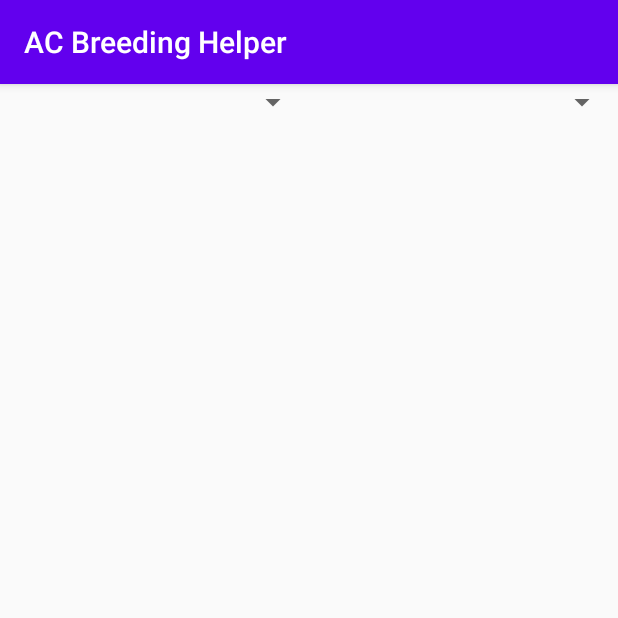
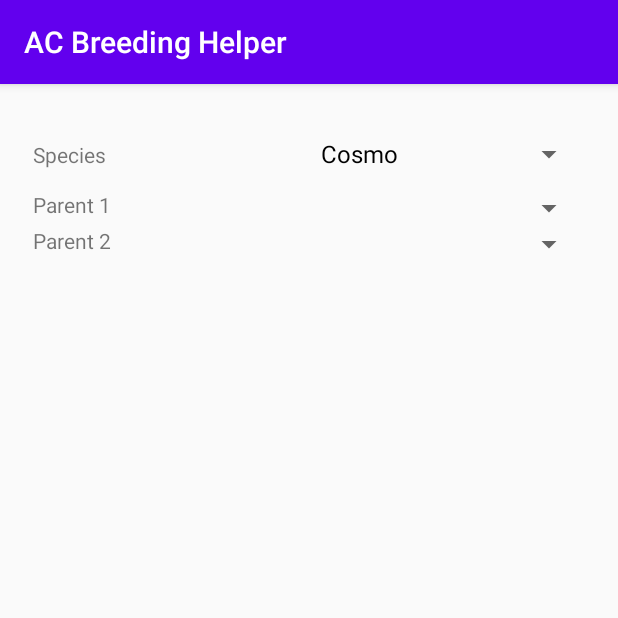
Before and after one commit to molguin92/IslandGardener, an Android app: the screen it shows after launch (MainActivity), on a phone screen of 412 x 824 dp, the top half of it. Run offline under Robolectric (Android 15) with nearby library versions, the light colour scheme and no system bars; libraries missing offline, so code that uses them is left out: com.eclipsesource.json; 2 statements that could not run were skipped.

Commit message:
building spinners

```diff
--- a/app/src/main/java/org/molguin/acbreedinghelper/ui/main/MainFragment.java
+++ b/app/src/main/java/org/molguin/acbreedinghelper/ui/main/MainFragment.java
@@ -4,7 +4,10 @@
 import android.view.LayoutInflater;
 import android.view.View;
 import android.view.ViewGroup;
+import android.widget.AdapterView;
+import android.widget.ArrayAdapter;
 import android.widget.LinearLayout;
+import android.widget.Spinner;
 import android.widget.TextView;
 
 import androidx.annotation.NonNull;
@@ -38,6 +41,20 @@
         super.onActivityCreated(savedInstanceState);
         mViewModel = new ViewModelProvider(this.getActivity()).get(MainViewModel.class);
 
+        Spinner species_select = this.getView().findViewById(R.id.spinner_species);
+        ArrayAdapter<String> species_adapter = new ArrayAdapter<String>(this.getContext(),
+                android.R.layout.simple_spinner_dropdown_item,
+                mViewModel.getFlowerSpecies()
+        );
+        species_adapter.setDropDownViewResource(android.R.layout.simple_spinner_dropdown_item);
+        species_select.setAdapter(species_adapter);
+        species_select.setOnItemClickListener(new AdapterView.OnItemClickListener() {
+            @Override
+            public void onItemClick(AdapterView<?> parent, View view, int position, long id) {
+
+            }
+        });
+
         RecyclerView rview = this.getView().findViewById(R.id.resultview);
         rview.setAdapter(mViewModel.getFlowerAdapter());
         rview.setLayoutManager(new LinearLayoutManager(this.getContext()));
--- a/app/src/main/java/org/molguin/acbreedinghelper/ui/main/MainViewModel.java
+++ b/app/src/main/java/org/molguin/acbreedinghelper/ui/main/MainViewModel.java
@@ -30,10 +30,23 @@
     private final MutableLiveData<Boolean> dataAvailable = new MutableLiveData<Boolean>(false);
     private final FlowerAdapter flowerAdapter;
 
+    private final String[] flower_species;
+
     public MainViewModel() {
         super();
         this.factoryLock = new ReentrantLock();
         this.flowerAdapter = new FlowerAdapter();
+
+        FlowerConstants.Species[] species = FlowerConstants.Species.values();
+        this.flower_species = new String[species.length];
+        for (int i = 0; i< species.length; i++) {
+            String name = species[i].name().toLowerCase();
+            this.flower_species[i] = name.substring(0, 1).toUpperCase() + name.substring(1);
+        }
+    }
+
+    public String[] getFlowerSpecies(){
+        return this.flower_species;
     }
 
     public LiveData<Boolean> dataAvailable() {
--- a/app/src/main/res/layout/main_activity.xml
+++ b/app/src/main/res/layout/main_activity.xml
@@ -4,4 +4,5 @@
     android:id="@+id/container"
     android:layout_width="match_parent"
     android:layout_height="match_parent"
+    android:paddingTop="5pt"
     tools:context=".MainActivity" />
--- a/app/src/main/res/layout/main_fragment.xml
+++ b/app/src/main/res/layout/main_fragment.xml
@@ -14,22 +14,71 @@
         android:layout_width="match_parent"
         android:layout_height="wrap_content"
         android:layout_marginTop="0dp"
-        android:orientation="horizontal"
+        android:orientation="vertical"
+        android:paddingLeft="10pt"
+        android:paddingTop="5pt"
+        android:paddingRight="10pt"
+        android:paddingBottom="10pt"
         app:layout_constraintEnd_toEndOf="parent"
         app:layout_constraintStart_toStartOf="parent"
         app:layout_constraintTop_toTopOf="parent">
 
+        <LinearLayout
+            android:layout_width="match_parent"
+            android:layout_height="match_parent"
+            android:orientation="horizontal">
+
+            <TextView
+                android:id="@+id/textView"
+                android:layout_width="match_parent"
+                android:layout_height="wrap_content"
+                android:layout_weight="1"
+                android:text="@string/select_species" />
+
             <Spinner
-            android:id="@+id/spinner"
+                android:id="@+id/spinner_species"
                 android:layout_width="match_parent"
                 android:layout_height="wrap_content"
                 android:layout_weight="1" />
+
+        </LinearLayout>
+
+        <LinearLayout
+            android:layout_width="match_parent"
+            android:layout_height="match_parent"
+            android:orientation="horizontal">
+
+            <TextView
+                android:layout_width="match_parent"
+                android:layout_height="wrap_content"
+                android:layout_weight="1"
+                android:text="@string/select_parent1" />
+
+            <Spinner
+                android:layout_width="match_parent"
+                android:layout_height="wrap_content"
+                android:layout_weight="1" />
+
+        </LinearLayout>
+
+        <LinearLayout
+            android:layout_width="match_parent"
+            android:layout_height="match_parent"
+            android:orientation="horizontal">
+
+            <TextView
+                android:layout_width="match_parent"
+                android:layout_height="wrap_content"
+                android:layout_weight="1"
+                android:text="@string/select_parent2" />
 
             <Spinner
                 android:id="@+id/spinner2"
                 android:layout_width="match_parent"
                 android:layout_height="wrap_content"
                 android:layout_weight="1" />
+
+        </LinearLayout>
 
 
     </LinearLayout>
--- a/app/src/main/res/values/strings.xml
+++ b/app/src/main/res/values/strings.xml
@@ -2,4 +2,7 @@
     <string name="app_name">AC Breeding Helper</string>
     <string name="flower_json">data/flower_data.json</string>
     <string name="loading_text">Loading flower data…</string>
+    <string name="select_parent1">Parent 1</string>
+    <string name="select_parent2">Parent 2</string>
+    <string name="select_species">Species</string>
 </resources>
```
Lines whose indentation alone changed are shown as unchanged.
